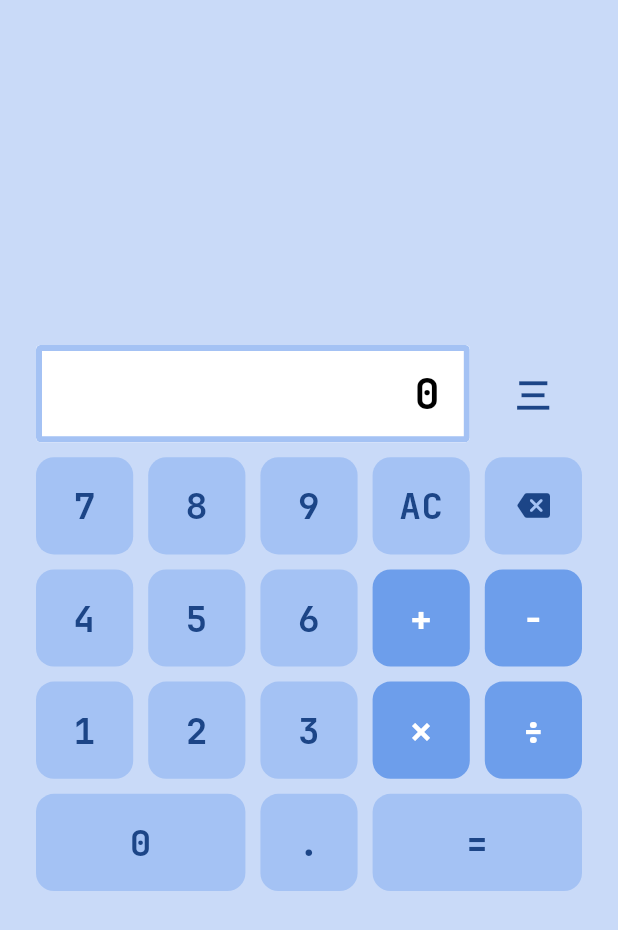
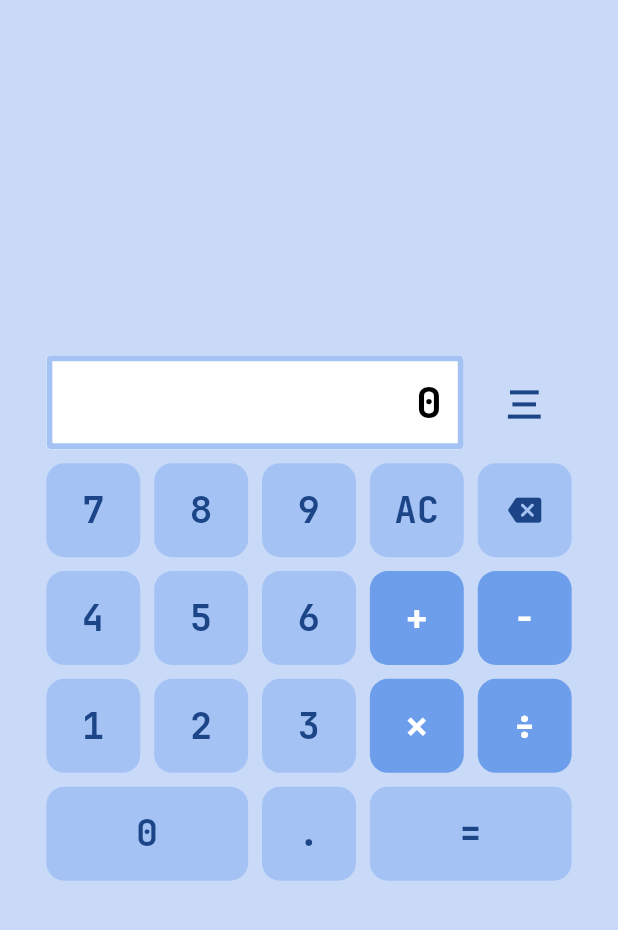
Before and after one commit to himnerom/simplecalc, a Flutter app: the screen it shows after launch, on a phone screen of 412 x 824 dp. Shown: the top 930 px of the screen. Run offline on Flutter 3.47's test engine with Material 3 defaults, Android fonts, the phone set to English and light mode, and no system bars; our stand-ins replace decimal, flutter_slidable, shared_preferences; missing offline and left inert: function_tree.

Commit message:
Change layout to responsive size

```diff
--- a/lib/home.dart
+++ b/lib/home.dart
@@ -19,14 +19,6 @@ class HomeScreen extends StatefulWidget {
 
 class _HomeScreenState extends State<HomeScreen> {
   final GlobalKey<ScaffoldState> scaffoldKey = GlobalKey();
-  static const double itemSpacing = 10;
-  static const double layoutPadding = 24;
-
-  double itemFlexSize(double layoutSize, int flex) {
-    return (layoutSize - (layoutPadding * 2) - (itemSpacing * 4)) *
-            (0.2 * flex) +
-        (itemSpacing * (flex - 1));
-  }
 
   bool handleKeyPress(KeyEvent event) {
     if (event is KeyDownEvent) {
@@ -58,13 +50,16 @@ class _HomeScreenState extends State<HomeScreen> {
     final theme = ts.theme;
     final greyShade = ts.greyShade;
 
-    final double layoutSize = ScreenService.getLayoutSize(context);
+    final screen = ScreenService(context);
+    final tmp = screen.baseFontSize * 0.915;
+    print(screen.baseFontSize);
+    print(tmp);
     int i = 0;
 
     return CalcLayout(
       scaffoldKey: scaffoldKey,
-      layoutSize: layoutSize,
-      layoutPadding: layoutPadding,
+      layoutSize: screen.layoutSize,
+      layoutPadding: screen.layoutPadding,
       child: Column(
         mainAxisAlignment: MainAxisAlignment.center,
         crossAxisAlignment: CrossAxisAlignment.center,
@@ -75,7 +70,7 @@ class _HomeScreenState extends State<HomeScreen> {
             child: Row(
               children: [
                 SizedBox(
-                  width: itemFlexSize(layoutSize, 4),
+                  width: screen.itemFlexSize(4),
                   child: Card(
                     margin: EdgeInsets.zero,
                     color: theme.resBackgroundColor,
@@ -105,14 +100,16 @@ class _HomeScreenState extends State<HomeScreen> {
                               child: Icon(
                                 Icons.assignment_turned_in_rounded,
                                 color: theme.btn2TextColor,
-                                size: 30,
+                                size: screen.baseFontSize * 1.25,
                               ),
                             ),
                           ),
                         );
                       },
                       child: Container(
-                        padding: const EdgeInsets.symmetric(horizontal: 20),
+                        padding: EdgeInsets.symmetric(
+                          horizontal: screen.buttonPadding * 20,
+                        ),
                         child: Align(
                           alignment: Alignment.centerRight,
                           child: FittedBox(
@@ -122,8 +119,8 @@ class _HomeScreenState extends State<HomeScreen> {
                               textAlign: TextAlign.center,
                               style: TextStyle(
                                 color: theme.resTextColor,
-                                fontSize: 28,
                                 fontWeight: FontWeight.w800,
+                                fontSize: screen.baseFontSize * 1.175,
                               ),
                             ),
                           ),
@@ -132,13 +129,14 @@ class _HomeScreenState extends State<HomeScreen> {
                     ),
                   ),
                 ),
-                const SizedBox(width: itemSpacing),
+                SizedBox(width: screen.itemSpacing),
                 Expanded(
                   child: CalcTextButton(
                     text: '三',
                     textColor: greyShade == Brightness.dark
                         ? theme.backgroundColor
                         : theme.titleColor,
+                    fontSize: screen.baseFontSize,
                     backgroundColor: Colors.transparent,
                     onTap: () => scaffoldKey.currentState?.openEndDrawer(),
                   ),
@@ -146,7 +144,7 @@ class _HomeScreenState extends State<HomeScreen> {
               ],
             ),
           ),
-          const SizedBox(height: itemSpacing),
+          SizedBox(height: screen.itemSpacing),
 
           /// Row 2
           Expanded(
@@ -156,6 +154,7 @@ class _HomeScreenState extends State<HomeScreen> {
                   child: CalcTextButton(
                     text: '7',
                     textColor: theme.btn1TextColor,
+                    fontSize: screen.baseFontSize,
                     backgroundColor:
                         theme.themeCategory == ThemeCategory.special
                         ? ThemesService.rainbowColors[i++]
@@ -164,11 +163,12 @@ class _HomeScreenState extends State<HomeScreen> {
                         context.read<CalculatorService>().pushDigit('7'),
                   ),
                 ),
-                const SizedBox(width: itemSpacing),
+                SizedBox(width: screen.itemSpacing),
                 Expanded(
                   child: CalcTextButton(
                     text: '8',
                     textColor: theme.btn1TextColor,
+                    fontSize: screen.baseFontSize,
                     backgroundColor:
                         theme.themeCategory == ThemeCategory.special
                         ? ThemesService.rainbowColors[i++]
@@ -177,11 +177,12 @@ class _HomeScreenState extends State<HomeScreen> {
                         context.read<CalculatorService>().pushDigit('8'),
                   ),
                 ),
-                const SizedBox(width: itemSpacing),
+                SizedBox(width: screen.itemSpacing),
                 Expanded(
                   child: CalcTextButton(
                     text: '9',
                     textColor: theme.btn1TextColor,
+                    fontSize: screen.baseFontSize,
                     backgroundColor:
                         theme.themeCategory == ThemeCategory.special
                         ? ThemesService.rainbowColors[i++]
@@ -190,11 +191,12 @@ class _HomeScreenState extends State<HomeScreen> {
                         context.read<CalculatorService>().pushDigit('9'),
                   ),
                 ),
-                const SizedBox(width: itemSpacing),
+                SizedBox(width: screen.itemSpacing),
                 Expanded(
                   child: CalcTextButton(
                     text: 'AC',
                     textColor: theme.btn1TextColor,
+                    fontSize: screen.baseFontSize,
                     backgroundColor:
                         theme.themeCategory == ThemeCategory.special
                         ? ThemesService.rainbowColors[i++]
@@ -202,7 +204,7 @@ class _HomeScreenState extends State<HomeScreen> {
                     onTap: () => context.read<CalculatorService>().pushReset(),
                   ),
                 ),
-                const SizedBox(width: itemSpacing),
+                SizedBox(width: screen.itemSpacing),
                 Expanded(
                   child: CalcButton(
                     backgroundColor:
@@ -216,7 +218,7 @@ class _HomeScreenState extends State<HomeScreen> {
                         color: theme.themeCategory == ThemeCategory.special
                             ? theme.modalColor
                             : theme.btn1TextColor,
-                        size: 22,
+                        size: screen.baseFontSize * 0.915,
                       ),
                     ),
                   ),
@@ -224,7 +226,7 @@ class _HomeScreenState extends State<HomeScreen> {
               ],
             ),
           ),
-          const SizedBox(height: itemSpacing),
+          SizedBox(height: screen.itemSpacing),
 
           /// Row 3
           Expanded(
@@ -234,6 +236,7 @@ class _HomeScreenState extends State<HomeScreen> {
                   child: CalcTextButton(
                     text: '4',
                     textColor: theme.btn1TextColor,
+                    fontSize: screen.baseFontSize,
                     backgroundColor:
                         theme.themeCategory == ThemeCategory.special
                         ? ThemesService.rainbowColors[i++]
@@ -242,11 +245,12 @@ class _HomeScreenState extends State<HomeScreen> {
                         context.read<CalculatorService>().pushDigit('4'),
                   ),
                 ),
-                const SizedBox(width: itemSpacing),
+                SizedBox(width: screen.itemSpacing),
                 Expanded(
                   child: CalcTextButton(
                     text: '5',
                     textColor: theme.btn1TextColor,
+                    fontSize: screen.baseFontSize,
                     backgroundColor:
                         theme.themeCategory == ThemeCategory.special
                         ? ThemesService.rainbowColors[i++]
@@ -255,11 +259,12 @@ class _HomeScreenState extends State<HomeScreen> {
                         context.read<CalculatorService>().pushDigit('5'),
                   ),
                 ),
-                const SizedBox(width: itemSpacing),
+                SizedBox(width: screen.itemSpacing),
                 Expanded(
                   child: CalcTextButton(
                     text: '6',
                     textColor: theme.btn1TextColor,
+                    fontSize: screen.baseFontSize,
                     backgroundColor:
                         theme.themeCategory == ThemeCategory.special
                         ? ThemesService.rainbowColors[i++]
@@ -268,11 +273,12 @@ class _HomeScreenState extends State<HomeScreen> {
                         context.read<CalculatorService>().pushDigit('6'),
                   ),
                 ),
-                const SizedBox(width: itemSpacing),
+                SizedBox(width: screen.itemSpacing),
                 Expanded(
                   child: CalcTextButton(
                     text: '+',
                     textColor: theme.btn2TextColor,
+                    fontSize: screen.baseFontSize,
                     backgroundColor:
                         theme.themeCategory == ThemeCategory.special
                         ? ThemesService.rainbowColors[i++]
@@ -281,11 +287,12 @@ class _HomeScreenState extends State<HomeScreen> {
                         context.read<CalculatorService>().pushOperator('+'),
                   ),
                 ),
-                const SizedBox(width: itemSpacing),
+                SizedBox(width: screen.itemSpacing),
                 Expanded(
                   child: CalcTextButton(
                     text: '-',
                     textColor: theme.btn2TextColor,
+                    fontSize: screen.baseFontSize,
                     backgroundColor:
                         theme.themeCategory == ThemeCategory.special
                         ? ThemesService.rainbowColors[i++]
@@ -297,7 +304,7 @@ class _HomeScreenState extends State<HomeScreen> {
               ],
             ),
           ),
-          const SizedBox(height: itemSpacing),
+          SizedBox(height: screen.itemSpacing),
 
           /// Row 4
           Expanded(
@@ -307,6 +314,7 @@ class _HomeScreenState extends State<HomeScreen> {
                   child: CalcTextButton(
                     text: '1',
                     textColor: theme.btn1TextColor,
+                    fontSize: screen.baseFontSize,
                     backgroundColor:
                         theme.themeCategory == ThemeCategory.special
                         ? ThemesService.rainbowColors[i++]
@@ -315,11 +323,12 @@ class _HomeScreenState extends State<HomeScreen> {
                         context.read<CalculatorService>().pushDigit('1'),
                   ),
                 ),
-                const SizedBox(width: itemSpacing),
+                SizedBox(width: screen.itemSpacing),
                 Expanded(
                   child: CalcTextButton(
                     text: '2',
                     textColor: theme.btn1TextColor,
+                    fontSize: screen.baseFontSize,
                     backgroundColor:
                         theme.themeCategory == ThemeCategory.special
                         ? ThemesService.rainbowColors[i++]
@@ -328,11 +337,12 @@ class _HomeScreenState extends State<HomeScreen> {
                         context.read<CalculatorService>().pushDigit('2'),
                   ),
                 ),
-                const SizedBox(width: itemSpacing),
+                SizedBox(width: screen.itemSpacing),
                 Expanded(
                   child: CalcTextButton(
                     text: '3',
                     textColor: theme.btn1TextColor,
+                    fontSize: screen.baseFontSize,
                     backgroundColor:
                         theme.themeCategory == ThemeCategory.special
                         ? ThemesService.rainbowColors[i++]
@@ -341,11 +351,12 @@ class _HomeScreenState extends State<HomeScreen> {
                         context.read<CalculatorService>().pushDigit('3'),
                   ),
                 ),
-                const SizedBox(width: itemSpacing),
+                SizedBox(width: screen.itemSpacing),
                 Expanded(
                   child: CalcTextButton(
                     text: '✕',
                     textColor: theme.btn2TextColor,
+                    fontSize: screen.baseFontSize,
                     backgroundColor:
                         theme.themeCategory == ThemeCategory.special
                         ? ThemesService.rainbowColors[i++]
@@ -354,11 +365,12 @@ class _HomeScreenState extends State<HomeScreen> {
                         context.read<CalculatorService>().pushOperator('*'),
                   ),
                 ),
-                const SizedBox(width: itemSpacing),
+                SizedBox(width: screen.itemSpacing),
                 Expanded(
                   child: CalcTextButton(
                     text: '÷',
                     textColor: theme.btn2TextColor,
+                    fontSize: screen.baseFontSize,
                     backgroundColor:
                         theme.themeCategory == ThemeCategory.special
                         ? ThemesService.rainbowColors[i++]
@@ -370,17 +382,18 @@ class _HomeScreenState extends State<HomeScreen> {
               ],
             ),
           ),
-          const SizedBox(height: itemSpacing),
+          SizedBox(height: screen.itemSpacing),
 
           /// Row 5
           Expanded(
             child: Row(
               children: [
                 SizedBox(
-                  width: itemFlexSize(layoutSize, 2),
+                  width: screen.itemFlexSize(2),
                   child: CalcTextButton(
                     text: '0',
                     textColor: theme.btn1TextColor,
+                    fontSize: screen.baseFontSize,
                     backgroundColor:
                         theme.themeCategory == ThemeCategory.special
                         ? ThemesService.rainbowColors[i++]
@@ -389,11 +402,12 @@ class _HomeScreenState extends State<HomeScreen> {
                         context.read<CalculatorService>().pushDigit('0'),
                   ),
                 ),
-                const SizedBox(width: itemSpacing),
+                SizedBox(width: screen.itemSpacing),
                 Expanded(
                   child: CalcTextButton(
                     text: '.',
                     textColor: theme.btn1TextColor,
+                    fontSize: screen.baseFontSize,
                     backgroundColor:
                         theme.themeCategory == ThemeCategory.special
                         ? ThemesService.rainbowColors[i++]
@@ -401,12 +415,13 @@ class _HomeScreenState extends State<HomeScreen> {
                     onTap: () => context.read<CalculatorService>().pushComma(),
                   ),
                 ),
-                const SizedBox(width: itemSpacing),
+                SizedBox(width: screen.itemSpacing),
                 SizedBox(
-                  width: itemFlexSize(layoutSize, 2),
+                  width: screen.itemFlexSize(2),
                   child: CalcTextButton(
                     text: '=',
                     textColor: theme.btn1TextColor,
+                    fontSize: screen.baseFontSize,
                     backgroundColor:
                         theme.themeCategory == ThemeCategory.special
                         ? ThemesService.rainbowColors[i++]
--- a/lib/services/screen_service.dart
+++ b/lib/services/screen_service.dart
@@ -1,41 +1,47 @@
 import 'package:flutter/material.dart';
-import 'package:flutter/foundation.dart';
 
 class ScreenService {
-  /// Returns screen width minus removed SafeArea width
-  static double screenWidth(BuildContext context) {
-    final double screenWidth = MediaQuery.of(context).size.width;
-    final double leftPadding = MediaQuery.of(context).padding.left;
-    final double rightPadding = MediaQuery.of(context).padding.right;
-    return screenWidth - leftPadding - rightPadding;
+  ScreenService(this._context);
+
+  final BuildContext _context;
+
+  /// Returns the padding surrounding the calc layout
+  double get layoutPadding => layoutSize * 0.075;
+
+  /// Returns the spacing between buttons / items in the calc layout
+  double get itemSpacing => layoutSize * 0.0225 < 10 ? layoutSize * 0.0225 : 10;
+
+  /// Returns the padding within the buttons
+  double get buttonPadding => layoutSize * 0.00175;
+
+  /// Returns the base font size for the calc layout
+  double get baseFontSize => layoutSize * 0.0595;
+
+  /// Returns the size of an item that takes
+  /// *flex* nb of columns in the calc layout
+  double itemFlexSize(int flex) =>
+      (layoutSize - (layoutPadding * 2) - (itemSpacing * 4)) * (0.2 * flex) +
+      (itemSpacing * (flex - 1));
+
+  /// Returns screen width minus SafeArea
+  double get width {
+    final double w = MediaQuery.of(_context).size.width;
+    final double lpad = MediaQuery.of(_context).padding.left;
+    final double rpad = MediaQuery.of(_context).padding.right;
+    return w - lpad - rpad;
   }
 
-  /// Returns screen height minus removed SafeArea height
-  static double screenHeight(BuildContext context) {
-    final double screenHeight = MediaQuery.of(context).size.height;
-    final double topPadding = MediaQuery.of(context).padding.top;
-    final double bottomPadding = MediaQuery.of(context).padding.bottom;
-    return screenHeight - topPadding - bottomPadding;
+  /// Returns screen height minus SafeArea
+  double get height {
+    final double h = MediaQuery.of(_context).size.height;
+    final double tpad = MediaQuery.of(_context).padding.top;
+    final double bpad = MediaQuery.of(_context).padding.bottom;
+    return h - tpad - bpad;
   }
 
-  /// Returns full screen width
-  static double screenWidthWithoutSafeArea(BuildContext context) {
-    return MediaQuery.of(context).size.width;
-  }
-
-  /// Returns full screen height
-  static double screenHeightWithoutSafeArea(BuildContext context) {
-    return MediaQuery.of(context).size.height;
-  }
-
-  /// Returns squared layout's size (width & height)
-  static double getLayoutSize(BuildContext context) {
-    final double screenWidth = ScreenService.screenWidth(context);
-    final double screenHeight = ScreenService.screenHeight(context);
-    final double layoutSize = screenHeight < screenWidth
-        ? screenHeight
-        : screenWidth;
-
+  /// Returns the size of the calc layout
+  double get layoutSize {
+    final double layoutSize = height < width ? height : width;
     return layoutSize < 600 ? layoutSize : 600;
   }
 }
--- a/lib/widgets/calc_button.dart
+++ b/lib/widgets/calc_button.dart
@@ -1,5 +1,6 @@
 import 'package:flutter/material.dart';
 import 'package:provider/provider.dart';
+import 'package:simple_calculator/services/screen_service.dart';
 
 import 'package:simple_calculator/services/shape_service.dart';
 import 'package:simple_calculator/services/themes_service.dart';
@@ -23,6 +24,7 @@ class CalcButton extends StatelessWidget {
   Widget build(BuildContext context) {
     final theme = context.watch<ThemesService>().theme;
     final double borderRadius = context.watch<ShapeService>().borderRadius;
+    final screen = ScreenService(context);
 
     return Card(
       color: backgroundColor,
@@ -42,8 +44,8 @@ class CalcButton extends StatelessWidget {
         splashColor: theme.resBackgroundColor.withOpacity(0.2),
         splashFactory: InkRipple.splashFactory,
         onTap: onTap,
-        child: Container(
-          padding: const EdgeInsets.all(8),
+        child: Padding(
+          padding: EdgeInsets.all(screen.buttonPadding),
           child: Center(child: child),
         ),
       ),
--- a/lib/widgets/calc_drawer_theme.dart
+++ b/lib/widgets/calc_drawer_theme.dart
@@ -11,7 +11,7 @@ class CalcDrawerTheme extends StatelessWidget {
   @override
   Widget build(BuildContext context) {
     final theme = context.watch<ThemesService>().theme;
-    final double screenHeight = ScreenService.screenHeight(context);
+    final screen = ScreenService(context);
 
     return Dialog(
       clipBehavior: Clip.antiAlias,
@@ -21,13 +21,13 @@ class CalcDrawerTheme extends StatelessWidget {
         side: BorderSide(color: theme.btn2BackgroundColor, width: 6),
       ),
       child: Container(
-        height: screenHeight * 0.4,
+        height: screen.height * 0.45,
         constraints: BoxConstraints(maxWidth: 280),
         child: Column(
           children: [
             Container(
               color: theme.btn2BackgroundColor,
-              height: screenHeight * 0.025,
+              height: screen.height * 0.025,
             ),
             Expanded(
               child: SingleChildScrollView(
@@ -150,7 +150,7 @@ class CalcDrawerTheme extends StatelessWidget {
             ),
             Container(
               color: theme.btn2BackgroundColor,
-              height: screenHeight * 0.025,
+              height: screen.height * 0.025,
             ),
           ],
         ),
--- a/lib/widgets/calc_text_button.dart
+++ b/lib/widgets/calc_text_button.dart
@@ -6,15 +6,15 @@ class CalcTextButton extends StatelessWidget {
   const CalcTextButton({
     super.key,
     required this.text,
-    this.textColor,
-    this.fontSize = 24,
-     this.backgroundColor,
+    required this.textColor,
+    required this.fontSize,
+    this.backgroundColor,
     this.borderColor,
     required this.onTap,
   });
 
   final String text;
-  final Color? textColor;
+  final Color textColor;
   final double fontSize;
   final Color? backgroundColor;
   final Color? borderColor;
@@ -31,8 +31,8 @@ class CalcTextButton extends StatelessWidget {
         textAlign: TextAlign.center,
         style: TextStyle(
           color: textColor,
+          fontWeight: FontWeight.w800,
           fontSize: fontSize,
-          fontWeight: FontWeight.w800,
         ),
       ),
     );
--- a/pubspec.yaml
+++ b/pubspec.yaml
@@ -1,7 +1,7 @@
 name: simple_calculator
 description: Just a simple calculator. Nothing more.
 publish_to: 'none'
-version: 1.0.0+10
+version: 1.1.0+12
 
 environment:
   sdk: ^3.12.2
```
